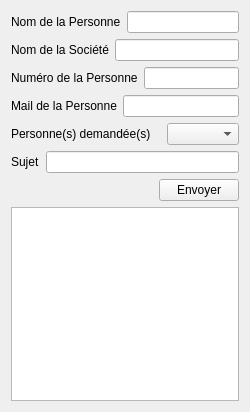
First picture: the form in cticlients/common/form_telmes.ui, repository Eyepea/xivo-gallifrey, before the edit.
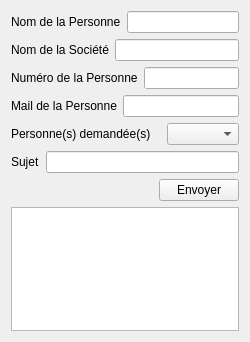
Second picture: the form after the edit.

Commit message: more generic button definition for ui sheet definitions

```diff
--- a/cticlients/common/form_telmes.ui
+++ b/cticlients/common/form_telmes.ui
@@ -6,7 +6,7 @@
     <x>0</x>
     <y>0</y>
     <width>250</width>
-    <height>412</height>
+    <height>342</height>
    </rect>
   </property>
   <property name="minimumSize" >
@@ -138,7 +138,14 @@
     </layout>
    </item>
    <item>
-    <widget class="QTextEdit" name="textEdit" />
+    <widget class="QTextEdit" name="textEdit" >
+     <property name="sizePolicy" >
+      <sizepolicy vsizetype="Expanding" hsizetype="Expanding" >
+       <horstretch>0</horstretch>
+       <verstretch>0</verstretch>
+      </sizepolicy>
+     </property>
+    </widget>
    </item>
   </layout>
  </widget>
```
The commit also changes 4 other files.
